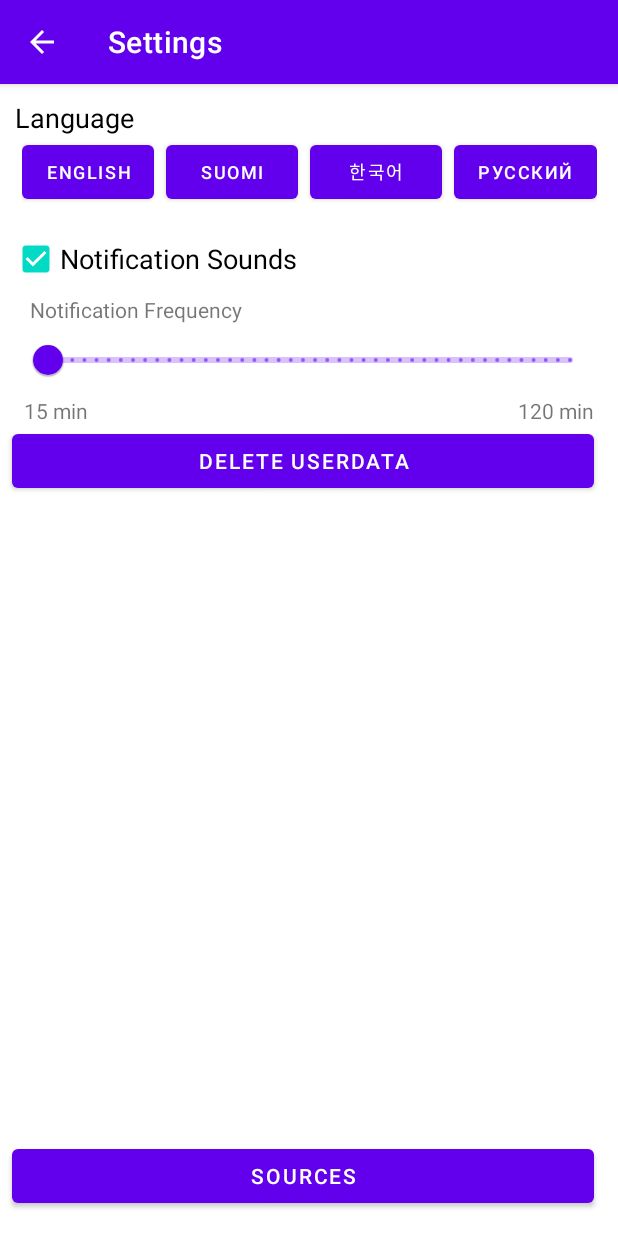
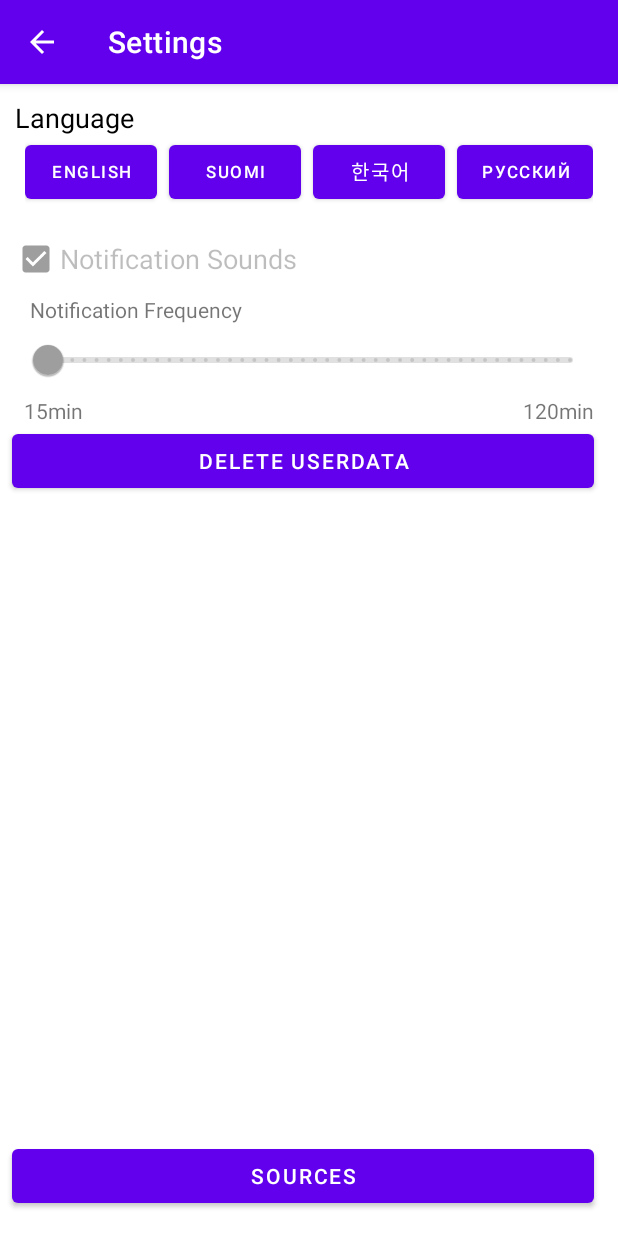
Before and after one commit to silsanteri/GamerReminder, an Android app: the SettingsActivity screen opened directly, with no data from a screen before it, on a phone screen of 412 x 824 dp. Run offline under Robolectric (Android 15) with nearby library versions, the phone set to English and light mode, and no system bars.

Commit message:
1.0 Patch.
Fixed first notification timing.
Fixed history add bug.
Disabled notification settings while game mode is on.
Added Javadoc and normal comments.

```diff
--- a/app/src/main/java/com/example/gr/App.java
+++ b/app/src/main/java/com/example/gr/App.java
@@ -7,6 +7,7 @@ import android.os.Build;
 
 /**
  * Class that contains notification scripts.
+ * Extends Application.
  *
  * @author Santeri Silvennoinen (@silsanteri)
  * @version 1.0 04/2020
--- a/app/src/main/java/com/example/gr/SettingsActivity.java
+++ b/app/src/main/java/com/example/gr/SettingsActivity.java
@@ -1,17 +1,16 @@
 package com.example.gr;
-
-import androidx.annotation.NonNull;
-import androidx.appcompat.app.AppCompatActivity;
 
 import android.content.Intent;
 import android.os.Bundle;
 import android.util.Log;
-import android.view.DragEvent;
 import android.view.MenuItem;
 import android.view.View;
 import android.widget.Button;
 import android.widget.CheckBox;
 import android.widget.CompoundButton;
+
+import androidx.annotation.NonNull;
+import androidx.appcompat.app.AppCompatActivity;
 
 import com.example.gr.logic.LocaleUtils;
 import com.example.gr.logic.SharedPrefsUtils;
@@ -107,7 +106,6 @@ public class SettingsActivity extends AppCompatActivity {
         });
 
         // FINDS THE LANGUAGEBUTTONS
-        //TODO TURN NOT SELECTED LANGUAGE BUTTONS TO DIFFERENT COLOR(GRAY?)
         this.btn_language_en = findViewById(R.id.buttonEnglish);
         this.btn_language_fi = findViewById(R.id.buttonFinnish);
         this.btn_language_kor = findViewById(R.id.buttonKorean);
@@ -122,6 +120,7 @@ public class SettingsActivity extends AppCompatActivity {
 
         // set notification checkbox
         CheckBox checkBox = findViewById(R.id.notification_sound);
+        checkBox.setEnabled(true);
         checkBox.setChecked(SharedPrefsUtils.returnNotificationSound(this));
         checkBox.setOnCheckedChangeListener(new CompoundButton.OnCheckedChangeListener() {
             @Override
@@ -132,6 +131,7 @@ public class SettingsActivity extends AppCompatActivity {
 
         // set notification frequency slider
         Slider slider = findViewById(R.id.slider);
+        slider.setEnabled(true);
         slider.setValue((float) SharedPrefsUtils.returnNotificationFrequency(this));
         slider.addOnChangeListener(new Slider.OnChangeListener() {
             @Override
@@ -139,6 +139,11 @@ public class SettingsActivity extends AppCompatActivity {
                 SharedPrefsUtils.saveNotificationFrequency(SettingsActivity.this, (int) value);
             }
         });
+        // set notification settings unchangeable if game mode is active
+        if (SharedPrefsUtils.returnGameModeStatus(this)) {
+            checkBox.setEnabled(false);
+            slider.setEnabled(false);
+        }
     }
 
     /**
--- a/app/src/main/java/com/example/gr/logic/UserDataHelper.java
+++ b/app/src/main/java/com/example/gr/logic/UserDataHelper.java
@@ -1,5 +1,8 @@
 package com.example.gr.logic;
 
+/**
+ * Class to be created in later versions.
+ */
 public class UserDataHelper {
-    //TODO MAKE THIS CLASS
+    //todo make this class in later versions
 }
--- a/app/src/main/java/com/example/gr/view/HistoryPagerAdapter.java
+++ b/app/src/main/java/com/example/gr/view/HistoryPagerAdapter.java
@@ -28,7 +28,7 @@ public class HistoryPagerAdapter extends FragmentPagerAdapter {
     private List<Fragment> fragments;
     private List<String> titles;
 
-    // todo change userData to helper
+    // todo move to UserDataHelper in later versions
     public HistoryPagerAdapter(FragmentManager supportFragmentManager, UserData userData, Context context) {
         super(supportFragmentManager, BEHAVIOR_RESUME_ONLY_CURRENT_FRAGMENT);
 
--- a/app/src/main/java/com/example/gr/view/fragments/ItemFragment.java
+++ b/app/src/main/java/com/example/gr/view/fragments/ItemFragment.java
@@ -90,7 +90,7 @@ public class ItemFragment extends Fragment {
      * @param inflater           LayoutInflater
      * @param container          ViewGroup
      * @param savedInstanceState
-     * @return
+     * @return LayoutInflater
      */
     @Override
     public View onCreateView(LayoutInflater inflater, ViewGroup container,
--- a/app/src/main/res/layout/activity_main.xml
+++ b/app/src/main/res/layout/activity_main.xml
@@ -181,7 +181,7 @@
             app:layout_constraintTop_toBottomOf="@id/btn_add_exercise" />
 
         <TextView
-            android:id="@+id/txt_notification_next"
+            android:id="@+id/txt_notification_frequency"
             android:layout_width="wrap_content"
             android:layout_height="wrap_content"
             android:layout_marginStart="16dp"
@@ -220,7 +220,7 @@
             app:layout_constraintBottom_toTopOf="@+id/txt_game_mode_activated"
             app:layout_constraintEnd_toEndOf="parent"
             app:layout_constraintStart_toStartOf="parent"
-            app:layout_constraintTop_toBottomOf="@+id/txt_notification_next" />
+            app:layout_constraintTop_toBottomOf="@+id/txt_notification_frequency" />
 
     </androidx.constraintlayout.widget.ConstraintLayout>
 </ScrollView>
--- a/app/src/main/res/layout/activity_settings.xml
+++ b/app/src/main/res/layout/activity_settings.xml
@@ -45,7 +45,7 @@ https://stackoverflow.com/questions/4533320/android-clickable-layout
                 android:layout_weight=".25"
                 android:lines="1"
                 android:text="@string/language_english"
-                android:textSize="12sp" />
+                android:textSize="11sp" />
 
             <com.google.android.material.button.MaterialButton
                 android:id="@+id/buttonFinnish"
@@ -57,7 +57,7 @@ https://stackoverflow.com/questions/4533320/android-clickable-layout
                 android:layout_weight=".25"
                 android:lines="1"
                 android:text="@string/language_finnish"
-                android:textSize="12sp" />
+                android:textSize="11sp" />
 
             <com.google.android.material.button.MaterialButton
                 android:id="@+id/buttonKorean"
@@ -68,7 +68,7 @@ https://stackoverflow.com/questions/4533320/android-clickable-layout
                 android:layout_weight=".25"
                 android:lines="1"
                 android:text="@string/language_korean"
-                android:textSize="12sp" />
+                android:textSize="13sp" />
 
             <com.google.android.material.button.MaterialButton
                 android:id="@+id/buttonRussian"
@@ -78,7 +78,7 @@ https://stackoverflow.com/questions/4533320/android-clickable-layout
                 android:layout_weight=".25"
                 android:lines="1"
                 android:text="@string/language_russian"
-                android:textSize="12sp" />
+                android:textSize="11sp" />
         </LinearLayout>
 
     </androidx.constraintlayout.widget.ConstraintLayout>
@@ -113,7 +113,8 @@ https://stackoverflow.com/questions/4533320/android-clickable-layout
             android:valueFrom="15"
             android:valueTo="120"
             app:layout_constraintStart_toStartOf="parent"
-            app:layout_constraintTop_toBottomOf="@id/txt_frequency" />
+            app:layout_constraintTop_toBottomOf="@id/txt_frequency"
+            android:enabled="true" />
 
         <TextView
             android:id="@+id/txt_min"
@@ -144,7 +145,8 @@ https://stackoverflow.com/questions/4533320/android-clickable-layout
         app:layout_constraintEnd_toEndOf="parent"
         app:layout_constraintHorizontal_bias="0.0"
         app:layout_constraintStart_toStartOf="parent"
-        app:layout_constraintTop_toBottomOf="@+id/language_container" />
+        app:layout_constraintTop_toBottomOf="@+id/language_container"
+        android:enabled="true" />
 
     <Button
         android:id="@+id/btn_sources"
--- a/app/src/main/res/values/strings.xml
+++ b/app/src/main/res/values/strings.xml
@@ -7,8 +7,8 @@
     <string name="notification_next">Next Notification In: %1$sm %2$ss</string>
     <string name="settings_language">Language</string>
     <string name="settings_notifications_sound">Notification Sounds</string>
-    <string name="settings_notifications_min">15 min</string>
-    <string name="settings_notifications_max">120 min</string>
+    <string name="settings_notifications_min">15min</string>
+    <string name="settings_notifications_max">120min</string>
     <string name="settings_notifications_frequency">Notification Frequency</string>
     <string name="language_english" translatable="false">English</string>
     <string name="language_finnish" translatable="false">Suomi</string>
@@ -41,4 +41,5 @@
     <string name="appendix_water">" ml"</string>
     <string name="appendix_exercise">" min"</string>
     <string name="appendix_food">kcal</string>
+    <string name="notification_frequency">Notification Frequency: %1$smin</string>
 </resources>
```
Also changed, not shown: app/src/main/java/com/example/gr/MainActivity.java (+16 -13 lines), app/src/main/java/com/example/gr/logic/ItemType.java (+12 -0 lines), app/src/main/java/com/example/gr/logic/NotificationHelper.java (+9 -2 lines), app/src/main/java/com/example/gr/logic/NotificationUtils.java (+5 -6 lines), app/src/main/java/com/example/gr/logic/UserData.java (+11 -8 lines), 3 other files.
